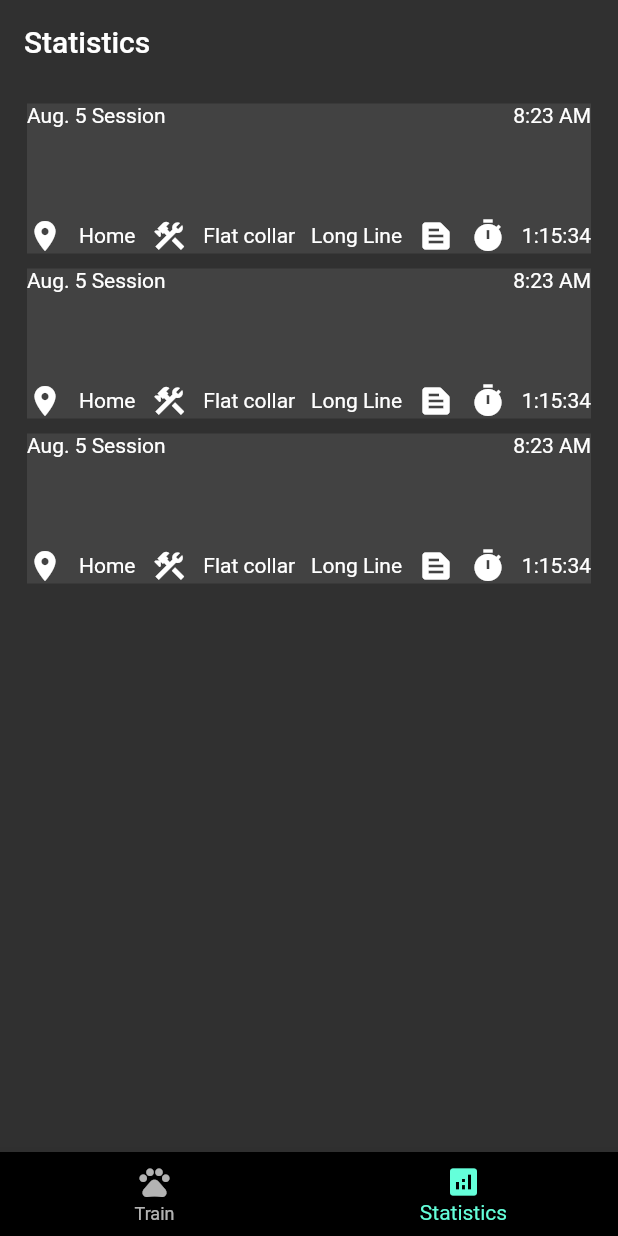
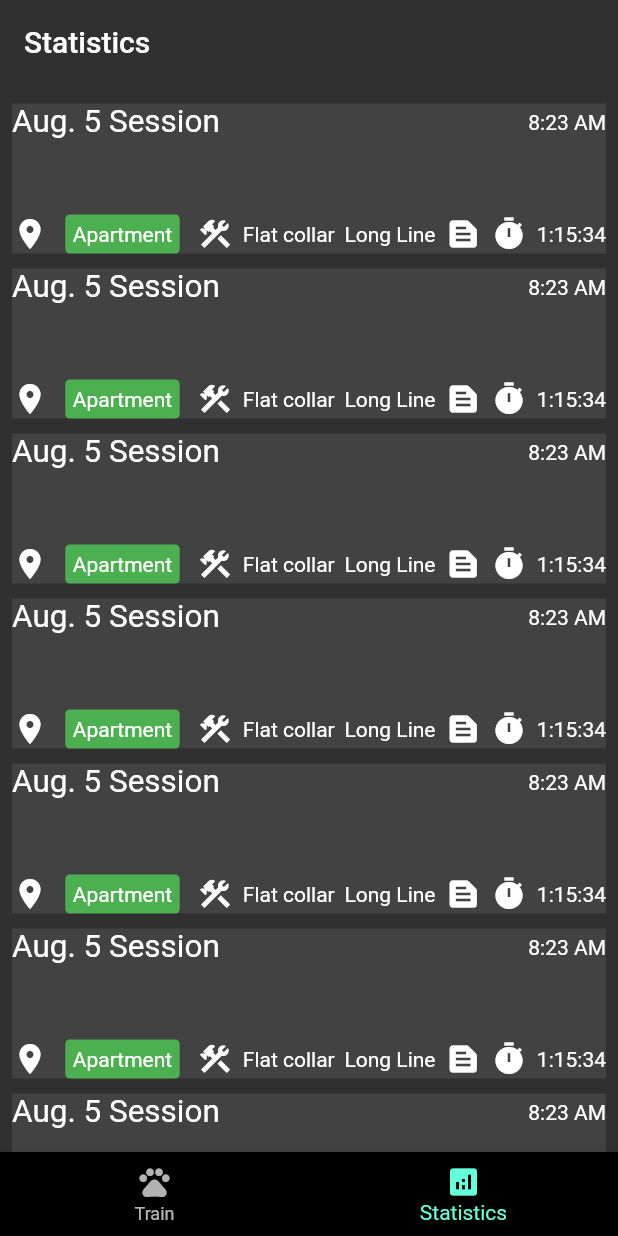
Before and after one commit to nickpalladino/handlerify, a Flutter app: the screen it shows after launch, item 2 of the bottom bar chosen, on a phone screen of 412 x 824 dp. Run offline on Flutter 3.47's test engine with Material 2 defaults, Android fonts, the light colour scheme and no system bars.

Commit message:
Messed with layout a little bit and added tag component

```diff
--- a/lib/main.dart
+++ b/lib/main.dart
@@ -2,5 +2,6 @@ import 'package:flutter/material.dart';
 import 'handlerify.dart';
 
 void main() {
+  WidgetsFlutterBinding.ensureInitialized();
   runApp(const HandlerifyApp());
 }
--- a/lib/widgets/session_list.dart
+++ b/lib/widgets/session_list.dart
@@ -1,12 +1,12 @@
 import 'package:flutter/material.dart';
 
-import '../models/session.dart';
+import 'package:handlerify/widgets/tag.dart';
 
 class SessionList extends StatelessWidget {
   SessionList({super.key});
 
-  final List<String> entries = <String>['A', 'B', 'C'];
-  final List<int> colorCodes = <int>[600, 500, 100];
+  final List<String> entries = <String>['A', 'B', 'C', 'D', 'E', 'F', 'G'];
+  final List<int> colorCodes = <int>[600, 500];
 
   Widget build(BuildContext context) {
     return ListView.builder(
@@ -14,18 +14,18 @@ class SessionList extends StatelessWidget {
         itemCount: entries.length,
         itemBuilder: (BuildContext context, int index) {
           return Padding(
-              padding: const EdgeInsets.fromLTRB(10, 5, 10, 5),
+              padding: const EdgeInsets.fromLTRB(0, 5, 0, 5),
               child: Container(
             height: 100,
             color: Theme.of(context).colorScheme.surfaceVariant,
-            child: const Column(
+            child: Column(
                 mainAxisAlignment: MainAxisAlignment.spaceBetween,
                 children: [
               Row(
                   mainAxisAlignment: MainAxisAlignment.spaceBetween,
                   children: [
                 Column(children: [
-                  Text('Aug. 5 Session'),
+                  Text('Aug. 5 Session', style: DefaultTextStyle.of(context).style.apply(fontSizeFactor: 1.5)),
               ]),
                 Column(children: [
                   Text('8:23 AM'),
@@ -41,7 +41,9 @@ class SessionList extends StatelessWidget {
                       Icon(Icons.place),
                     ]),
                     Column(children: [
-                      Text('Home'),
+                      //Text('Home'),
+                      Tag(value: 'Apartment',
+                          backgroundColor: Colors.green),
                     ]),
                     Column(children: [
                       Icon(Icons.construction,),
--- a/lib/widgets/statistic_card.dart
+++ b/lib/widgets/statistic_card.dart
@@ -17,8 +17,8 @@ class StatisticCard extends StatelessWidget {
         child: Padding(
           padding: EdgeInsetsDirectional.fromSTEB(12, 12, 12, 12),
           child: Column(children: [
-           Text(description),
-           Text(value, style: DefaultTextStyle.of(context).style.apply(fontSizeFactor: 2.5))
+          Expanded(child: Text(description),),
+          Expanded(child:  Text(value, style: DefaultTextStyle.of(context).style.apply(fontSizeFactor: 2.0))),
          ])
         ),
       ),
--- /dev/null
+++ b/lib/widgets/tag.dart
@@ -0,0 +1,26 @@
+import 'package:flutter/material.dart';
+
+class Tag extends StatelessWidget {
+  Tag({super.key, required this.value, required this.backgroundColor});
+
+  final String value;
+  final Color backgroundColor;
+
+  @override
+  Widget build(BuildContext context) {
+    return Container(
+      decoration: BoxDecoration(
+        borderRadius: BorderRadius.all(
+          Radius.circular(3.0),
+        ),
+        color: backgroundColor,//Color.fromARGB(255, 74, 137, 92),
+      ),
+        margin: const EdgeInsets.symmetric(
+            horizontal: 5.0),
+        padding: const EdgeInsets.symmetric(
+            horizontal: 5.0, vertical: 5.0),
+        child:
+          Text(value)
+    );
+  }
+}
```
Also changed, not shown: lib/pages/train_page.dart (+14 -2 lines).
